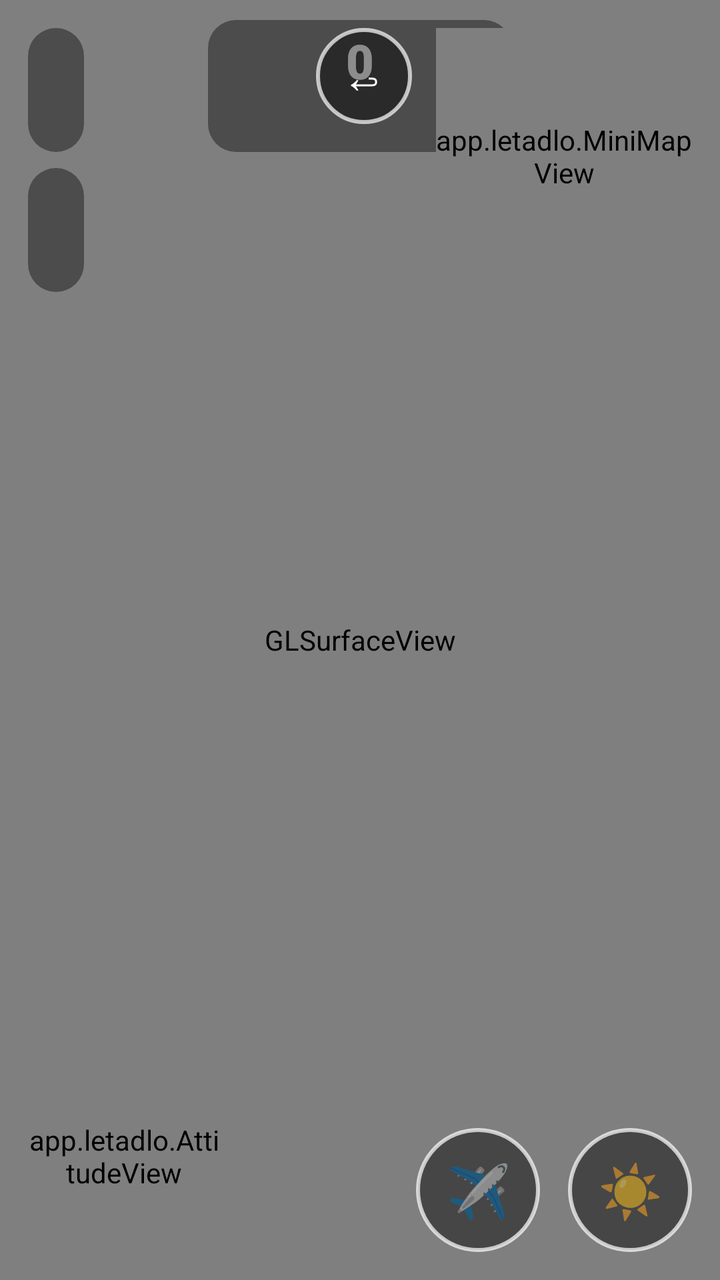
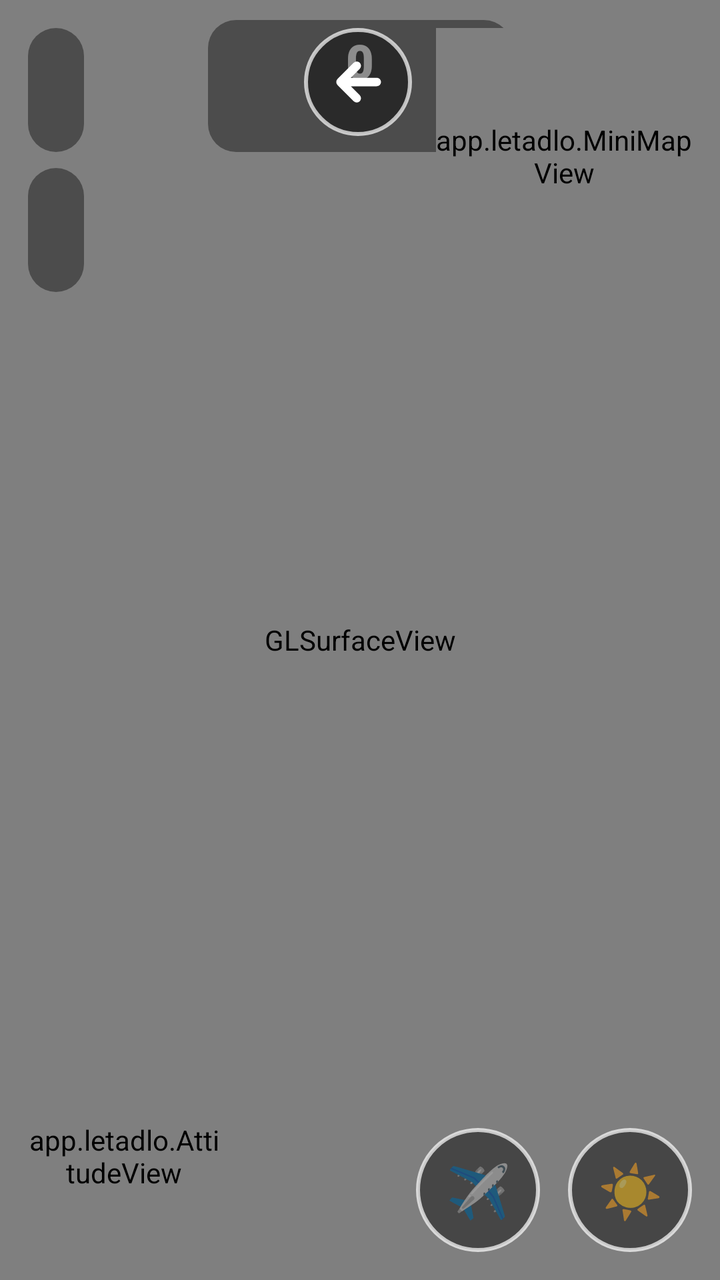

An Android layout rendered at two revisions. The XML below is the earlier revision; the diff shows what the commit changed to produce the second picture.
<!-- AndroidManifest.xml: application theme Theme.Letadlo -->
<!-- res/layout/activity_game.xml -->
<?xml version="1.0" encoding="utf-8"?>
<FrameLayout xmlns:android="http://schemas.android.com/apk/res/android"
    android:layout_width="match_parent"
    android:layout_height="match_parent"
    android:background="#000000">

    <android.opengl.GLSurfaceView
        android:id="@+id/glView"
        android:layout_width="match_parent"
        android:layout_height="match_parent" />

    <FrameLayout
        android:id="@+id/hudLayer"
        android:layout_width="match_parent"
        android:layout_height="match_parent">

    <LinearLayout
        android:layout_width="wrap_content"
        android:layout_height="wrap_content"
        android:layout_gravity="top|start"
        android:layout_margin="14dp"
        android:orientation="vertical">

    <LinearLayout
        android:layout_width="wrap_content"
        android:layout_height="wrap_content"
        android:background="@drawable/hud_pill"
        android:orientation="vertical"
        android:paddingStart="14dp"
        android:paddingTop="8dp"
        android:paddingEnd="14dp"
        android:paddingBottom="8dp">

        <TextView
            android:id="@+id/hudSpeed"
            android:layout_width="wrap_content"
            android:layout_height="wrap_content"
            android:fontFamily="sans-serif-medium"
            android:textColor="@color/white"
            android:textSize="20sp" />

        <TextView
            android:id="@+id/hudAlt"
            android:layout_width="wrap_content"
            android:layout_height="wrap_content"
            android:textColor="#E6FFFFFF"
            android:textSize="14sp" />
    </LinearLayout>

    <LinearLayout
        android:layout_width="wrap_content"
        android:layout_height="wrap_content"
        android:layout_marginTop="8dp"
        android:background="@drawable/hud_pill"
        android:orientation="vertical"
        android:paddingStart="14dp"
        android:paddingTop="8dp"
        android:paddingEnd="14dp"
        android:paddingBottom="8dp">

        <TextView
            android:id="@+id/hudTime"
            android:layout_width="wrap_content"
            android:layout_height="wrap_content"
            android:fontFamily="sans-serif-medium"
            android:textColor="@color/white"
            android:textSize="20sp" />

        <TextView
            android:id="@+id/hudMap"
            android:layout_width="wrap_content"
            android:layout_height="wrap_content"
            android:textColor="#E6FFFFFF"
            android:textSize="14sp" />
    </LinearLayout>
    </LinearLayout>

    <LinearLayout
        android:layout_width="wrap_content"
        android:layout_height="wrap_content"
        android:layout_gravity="top|center_horizontal"
        android:layout_marginTop="10dp"
        android:gravity="center_horizontal"
        android:orientation="vertical">

        <LinearLayout
            android:layout_width="wrap_content"
            android:layout_height="wrap_content"
            android:background="@drawable/hud_pill"
            android:gravity="center_horizontal"
            android:orientation="vertical"
            android:paddingStart="16dp"
            android:paddingTop="4dp"
            android:paddingEnd="16dp"
            android:paddingBottom="6dp">

            <TextView
                android:id="@+id/hudScore"
                android:layout_width="wrap_content"
                android:layout_height="wrap_content"
                android:fontFamily="sans-serif-black"
                android:text="0"
                android:textColor="@color/white"
                android:textSize="24sp" />

            <ProgressBar
                android:id="@+id/hudCombo"
                style="@android:style/Widget.Material.ProgressBar.Horizontal"
                android:layout_width="120dp"
                android:layout_height="4dp"
                android:max="100"
                android:progressTint="#FFFFC933"
                android:visibility="invisible" />

            <TextView
                android:id="@+id/hudObjective"
                android:layout_width="wrap_content"
                android:layout_height="wrap_content"
                android:layout_marginTop="2dp"
                android:textColor="#F2FFFFFF"
                android:textSize="13sp" />
        </LinearLayout>

        <TextView
            android:id="@+id/hudLow"
            android:layout_width="wrap_content"
            android:layout_height="wrap_content"
            android:layout_marginTop="4dp"
            android:background="@drawable/hud_pill"
            android:fontFamily="sans-serif-medium"
            android:paddingStart="10dp"
            android:paddingEnd="10dp"
            android:text="▼ NÍZKÝ LET"
            android:textColor="#FFFF9A4A"
            android:textSize="13sp"
            android:visibility="invisible" />

        <TextView
            android:id="@+id/hudPopup"
            android:layout_width="wrap_content"
            android:layout_height="wrap_content"
            android:layout_marginTop="2dp"
            android:fontFamily="sans-serif-black"
            android:gravity="center"
            android:shadowColor="#CC000000"
            android:shadowDy="2"
            android:shadowRadius="6"
            android:textColor="#FFFFE066"
            android:textSize="20sp" />
    </LinearLayout>

    <TextView
        android:id="@+id/btnBack"
        android:layout_width="48dp"
        android:layout_height="48dp"
        android:layout_gravity="top|end"
        android:layout_marginTop="14dp"
        android:layout_marginEnd="154dp"
        android:background="@drawable/round_button"
        android:contentDescription="@string/back_to_menu"
        android:gravity="center"
        android:text="↩"
        android:textColor="@color/white"
        android:textSize="22sp" />

    <app.letadlo.MiniMapView
        android:id="@+id/miniMap"
        android:layout_width="128dp"
        android:layout_height="128dp"
        android:layout_gravity="top|end"
        android:layout_margin="14dp" />

    <LinearLayout
        android:layout_width="wrap_content"
        android:layout_height="wrap_content"
        android:layout_gravity="end|bottom"
        android:layout_margin="14dp"
        android:orientation="horizontal">

        <TextView
            android:id="@+id/btnView"
            android:layout_width="62dp"
            android:layout_height="62dp"
            android:background="@drawable/round_button"
            android:contentDescription="@string/view_toggle"
            android:gravity="center"
            android:text="✈️"
            android:textSize="26sp" />

        <TextView
            android:id="@+id/btnTime"
            android:layout_width="62dp"
            android:layout_height="62dp"
            android:layout_marginStart="14dp"
            android:background="@drawable/round_button"
            android:contentDescription="@string/time_toggle"
            android:gravity="center"
            android:text="☀️"
            android:textSize="26sp" />
    </LinearLayout>

    <TextView
        android:id="@+id/btnFire"
        android:layout_width="78dp"
        android:layout_height="78dp"
        android:layout_gravity="start|bottom"
        android:layout_marginStart="24dp"
        android:layout_marginBottom="124dp"
        android:background="@drawable/fire_button"
        android:contentDescription="@string/fire"
        android:gravity="center"
        android:text="🚀"
        android:textSize="32sp"
        android:visibility="gone" />

    <app.letadlo.AttitudeView
        android:id="@+id/attitude"
        android:layout_width="96dp"
        android:layout_height="96dp"
        android:layout_gravity="bottom|start"
        android:layout_margin="14dp" />

    <TextView
        android:id="@+id/hint"
        android:layout_width="wrap_content"
        android:layout_height="wrap_content"
        android:layout_gravity="top|center_horizontal"
        android:layout_marginTop="150dp"
        android:background="@drawable/hud_pill"
        android:gravity="center"
        android:paddingStart="18dp"
        android:paddingTop="8dp"
        android:paddingEnd="18dp"
        android:paddingBottom="8dp"
        android:textColor="@color/white"
        android:textSize="18sp"
        android:visibility="gone" />

    <LinearLayout
        android:id="@+id/crashPanel"
        android:layout_width="wrap_content"
        android:layout_height="wrap_content"
        android:layout_gravity="center"
        android:background="@drawable/panel_crash"
        android:gravity="center_horizontal"
        android:minWidth="360dp"
        android:orientation="vertical"
        android:padding="26dp"
        android:visibility="gone">

        <TextView
            android:layout_width="wrap_content"
            android:layout_height="wrap_content"
            android:fontFamily="sans-serif-black"
            android:text="@string/crash_title"
            android:textColor="@color/white"
            android:textSize="26sp" />

        <TextView
            android:id="@+id/crashReason"
            android:layout_width="wrap_content"
            android:layout_height="wrap_content"
            android:layout_marginTop="6dp"
            android:textColor="#FFFFB4A6"
            android:textSize="17sp" />

        <TextView
            android:id="@+id/crashStats"
            android:layout_width="wrap_content"
            android:layout_height="wrap_content"
            android:layout_marginTop="12dp"
            android:gravity="center"
            android:lineSpacingExtra="4dp"
            android:textColor="@color/white"
            android:textSize="16sp" />

        <TextView
            android:id="@+id/crashRecord"
            android:layout_width="wrap_content"
            android:layout_height="wrap_content"
            android:layout_marginTop="8dp"
            android:textColor="#FFFFE08A"
            android:textSize="15sp" />

        <LinearLayout
            android:layout_width="wrap_content"
            android:layout_height="wrap_content"
            android:layout_marginTop="20dp"
            android:orientation="horizontal">

            <Button
                android:id="@+id/btnAgain"
                android:layout_width="wrap_content"
                android:layout_height="52dp"
                android:background="@drawable/button_primary"
                android:paddingStart="28dp"
                android:paddingEnd="28dp"
                android:stateListAnimator="@null"
                android:text="@string/again"
                android:textAllCaps="false"
                android:textColor="@color/white"
                android:textSize="17sp" />

            <Button
                android:id="@+id/btnMenu"
                android:layout_width="wrap_content"
                android:layout_height="52dp"
                android:layout_marginStart="14dp"
                android:background="@drawable/button_secondary"
                android:paddingStart="28dp"
                android:paddingEnd="28dp"
                android:stateListAnimator="@null"
                android:text="@string/menu"
                android:textAllCaps="false"
                android:textColor="@color/white"
                android:textSize="17sp" />
        </LinearLayout>
    </LinearLayout>
    </FrameLayout>
</FrameLayout>
<!-- resources referenced by this layout -->
<resources>
  <color name="white">#FFFFFFFF</color>
  <!-- drawable button_primary (drawable) -->
  <?xml version="1.0" encoding="utf-8"?>
  <ripple xmlns:android="http://schemas.android.com/apk/res/android" android:color="#44FFFFFF">
      <item>
          <shape>
              <corners android:radius="28dp" />
              <solid android:color="@color/accent" />
          </shape>
      </item>
  </ripple>
  <!-- drawable hud_pill (drawable) -->
  <?xml version="1.0" encoding="utf-8"?>
  <shape xmlns:android="http://schemas.android.com/apk/res/android">
      <corners android:radius="14dp" />
      <solid android:color="@color/hud_bg" />
  </shape>
  <!-- drawable panel_crash (drawable) -->
  <?xml version="1.0" encoding="utf-8"?>
  <shape xmlns:android="http://schemas.android.com/apk/res/android">
      <corners android:radius="24dp" />
      <solid android:color="#E6101A26" />
      <stroke android:width="2dp" android:color="#55FFFFFF" />
  </shape>
  <!-- drawable round_button (drawable) -->
  <?xml version="1.0" encoding="utf-8"?>
  <ripple xmlns:android="http://schemas.android.com/apk/res/android" android:color="#55FFFFFF">
      <item>
          <shape android:shape="oval">
              <solid android:color="#73000000" />
              <stroke android:width="2dp" android:color="#B3FFFFFF" />
          </shape>
      </item>
  </ripple>
  <string name="again">Letět znovu</string>
  <string name="back_to_menu">Zpět do menu</string>
  <string name="crash_title">Havárie – let skončil</string>
  <string name="fire">Palba raket</string>
  <string name="menu">Menu</string>
  <string name="time_toggle">Přepnout den / noc</string>
  <string name="view_toggle">Přepnout pohled z kabiny / zvenku</string>
  <color name="accent">#FFE8533B</color>
  <color name="hud_bg">#66000000</color>
  <color name="sky_bottom">#FFA9D4F5</color>
  <!-- unchanged entries left out for length: 3 -->
</resources>

<!-- the commit's change to res/layout/activity_game.xml (unified diff, before → after) -->
@@ -149,19 +149,20 @@
             android:textSize="20sp" />
     </LinearLayout>
 
-    <TextView
+    <ImageView
         android:id="@+id/btnBack"
-        android:layout_width="48dp"
-        android:layout_height="48dp"
+        android:layout_width="54dp"
+        android:layout_height="54dp"
         android:layout_gravity="top|end"
         android:layout_marginTop="14dp"
         android:layout_marginEnd="154dp"
         android:background="@drawable/round_button"
+        android:clickable="true"
         android:contentDescription="@string/back_to_menu"
-        android:gravity="center"
-        android:text="↩"
-        android:textColor="@color/white"
-        android:textSize="22sp" />
+        android:focusable="true"
+        android:padding="12dp"
+        android:scaleType="fitCenter"
+        android:src="@drawable/ic_back" />
 
     <app.letadlo.MiniMapView
         android:id="@+id/miniMap"
@@ -199,7 +200,7 @@
             android:textSize="26sp" />
     </LinearLayout>
 
-    <TextView
+    <ImageView
         android:id="@+id/btnFire"
         android:layout_width="78dp"
         android:layout_height="78dp"
@@ -207,10 +208,12 @@
         android:layout_marginStart="24dp"
         android:layout_marginBottom="124dp"
         android:background="@drawable/fire_button"
+        android:clickable="true"
         android:contentDescription="@string/fire"
-        android:gravity="center"
-        android:text="🚀"
-        android:textSize="32sp"
+        android:focusable="true"
+        android:padding="11dp"
+        android:scaleType="fitCenter"
+        android:src="@drawable/ic_rocket"
         android:visibility="gone" />
 
     <app.letadlo.AttitudeView
<!-- resource entries referenced after the edit -->
@@ -17,6 +17,54 @@
       <corners android:radius="14dp" />
       <solid android:color="@color/hud_bg" />
   </shape>
+  <!-- drawable ic_back (drawable) -->
+  <?xml version="1.0" encoding="utf-8"?>
+  <vector xmlns:android="http://schemas.android.com/apk/res/android"
+      android:width="28dp"
+      android:height="28dp"
+      android:viewportWidth="24"
+      android:viewportHeight="24">
+      <path
+          android:pathData="M19.5,12H5.5M11.5,5.5L5,12L11.5,18.5"
+          android:strokeWidth="3.4"
+          android:strokeColor="#FFFFFFFF"
+          android:strokeLineCap="round"
+          android:strokeLineJoin="round" />
+  </vector>
+  <!-- drawable ic_rocket (drawable) -->
+  <?xml version="1.0" encoding="utf-8"?>
+  <vector xmlns:android="http://schemas.android.com/apk/res/android"
+      android:width="40dp"
+      android:height="40dp"
+      android:viewportWidth="24"
+      android:viewportHeight="24">
+      <group
+          android:pivotX="12"
+          android:pivotY="12"
+          android:rotation="45">
+          <path
+              android:fillColor="#FFFFB347"
+              android:pathData="M10.6,18.2L12,23.4L13.4,18.2Z" />
+          <path
+              android:fillColor="#FFFFE38A"
+              android:pathData="M11.3,18.2L12,21.2L12.7,18.2Z" />
+          <path
+              android:fillColor="#FFDDE3EA"
+              android:pathData="M9.4,13.2L6.2,17.6L6.2,19L9.4,17.4Z" />
+          <path
+              android:fillColor="#FFDDE3EA"
+              android:pathData="M14.6,13.2L17.8,17.6L17.8,19L14.6,17.4Z" />
+          <path
+              android:fillColor="#FFFFFFFF"
+              android:pathData="M12,0.8C13.7,2.4 14.6,4.6 14.6,7.2L14.6,18.2L9.4,18.2L9.4,7.2C9.4,4.6 10.3,2.4 12,0.8Z" />
+          <path
+              android:fillColor="#FFE8533B"
+              android:pathData="M12,0.8C13.2,1.9 14,3.3 14.4,5L9.6,5C10,3.3 10.8,1.9 12,0.8Z" />
+          <path
+              android:fillColor="#FF9AA6B2"
+              android:pathData="M9.4,10.6L14.6,10.6L14.6,11.6L9.4,11.6Z" />
+      </group>
+  </vector>
   <!-- drawable panel_crash (drawable) -->
   <?xml version="1.0" encoding="utf-8"?>
   <shape xmlns:android="http://schemas.android.com/apk/res/android">
